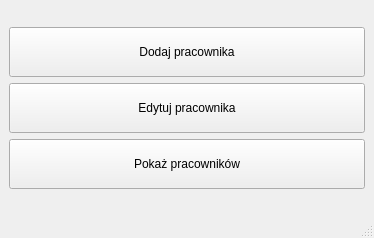
First picture: the form in adminpracownikmenu.ui, repository RuslanDidykk/CleanCity, before the edit.
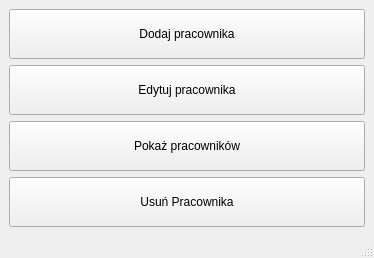
Second picture: the form after the edit.

The edit to the form file:
```diff
--- a/adminpracownikmenu.ui
+++ b/adminpracownikmenu.ui
@@ -56,6 +56,19 @@
         </property>
        </widget>
       </item>
+      <item>
+       <widget class="QPushButton" name="pushButton_4">
+        <property name="minimumSize">
+         <size>
+          <width>0</width>
+          <height>50</height>
+         </size>
+        </property>
+        <property name="text">
+         <string>Usuń Pracownika</string>
+        </property>
+       </widget>
+      </item>
      </layout>
     </item>
    </layout>
```
